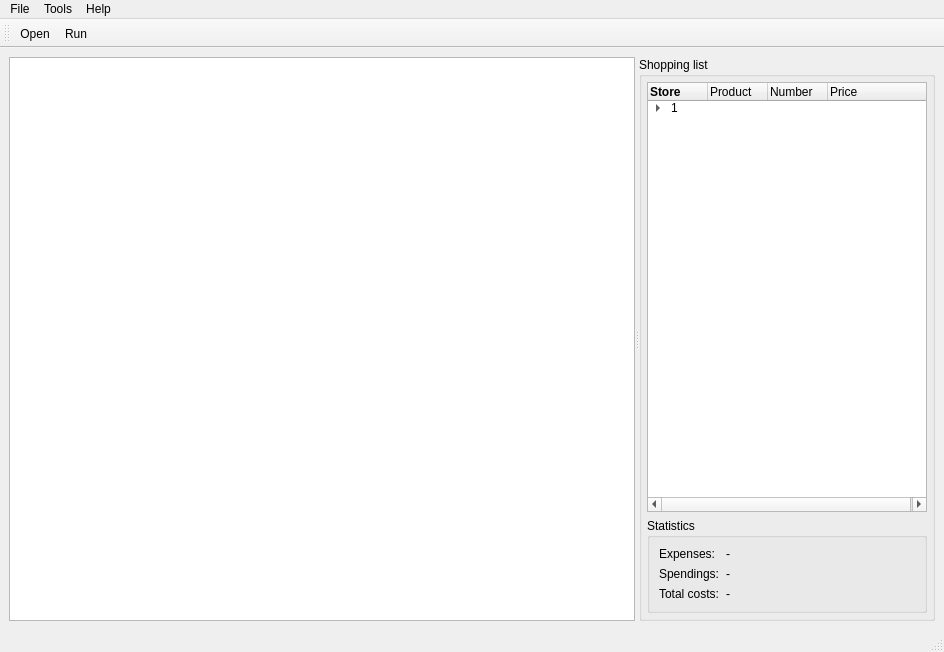
Before: the Qt Designer form gui/ui_mainwindow.ui in domoritz/informaticup-2012, drawn with Qt 5.
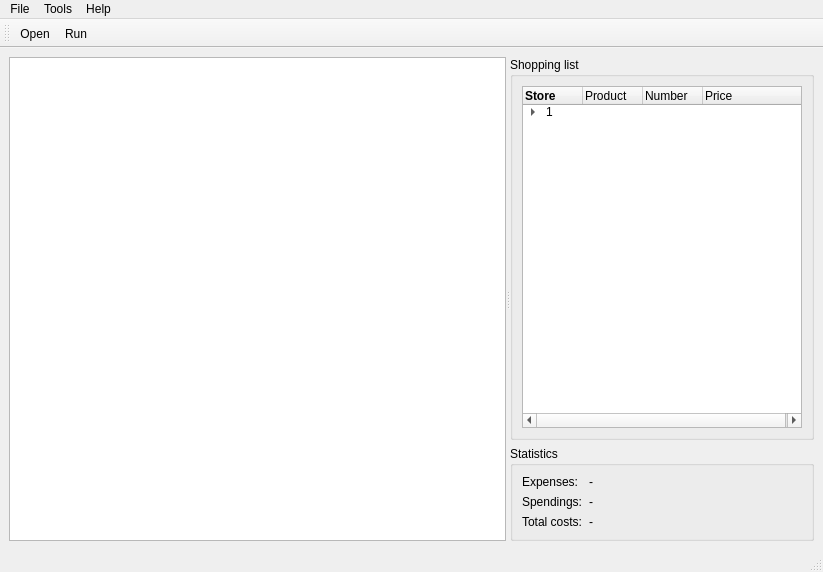
After: the same form once the commit is applied. Custom widgets are drawn as their Qt base class.

Patch:
```diff
--- a/gui/ui_mainwindow.ui
+++ b/gui/ui_mainwindow.ui
@@ -6,8 +6,8 @@
    <rect>
     <x>0</x>
     <y>0</y>
-    <width>944</width>
-    <height>652</height>
+    <width>823</width>
+    <height>572</height>
    </rect>
   </property>
   <property name="sizePolicy">
@@ -71,10 +71,7 @@
           <property name="title">
            <string>Shopping list</string>
           </property>
-          <layout class="QVBoxLayout" name="verticalLayout_4">
-           <property name="margin">
-            <number>5</number>
-           </property>
+          <layout class="QVBoxLayout" name="verticalLayout_2">
            <item>
             <widget class="QTreeWidget" name="shoppingTree">
              <property name="sizePolicy">
@@ -151,6 +148,9 @@
              </item>
             </widget>
            </item>
+          </layout>
+         </widget>
+        </item>
            <item>
             <widget class="QGroupBox" name="formGroupBox">
              <property name="sizePolicy">
@@ -228,9 +228,6 @@
            </item>
           </layout>
          </widget>
-        </item>
-       </layout>
-      </widget>
      </widget>
     </item>
    </layout>
@@ -240,7 +237,7 @@
     <rect>
      <x>0</x>
      <y>0</y>
-     <width>944</width>
+     <width>823</width>
      <height>22</height>
     </rect>
    </property>
```
Lines whose indentation alone changed are shown as unchanged.
